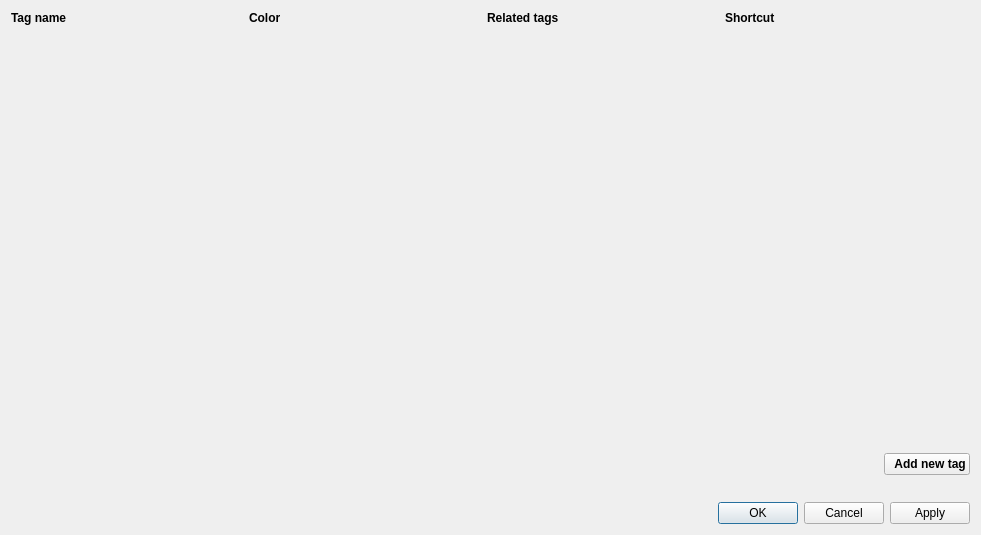
Old version of the form AudioTagger/classDialog2.ui in the repository Vin985/AudioTagger.
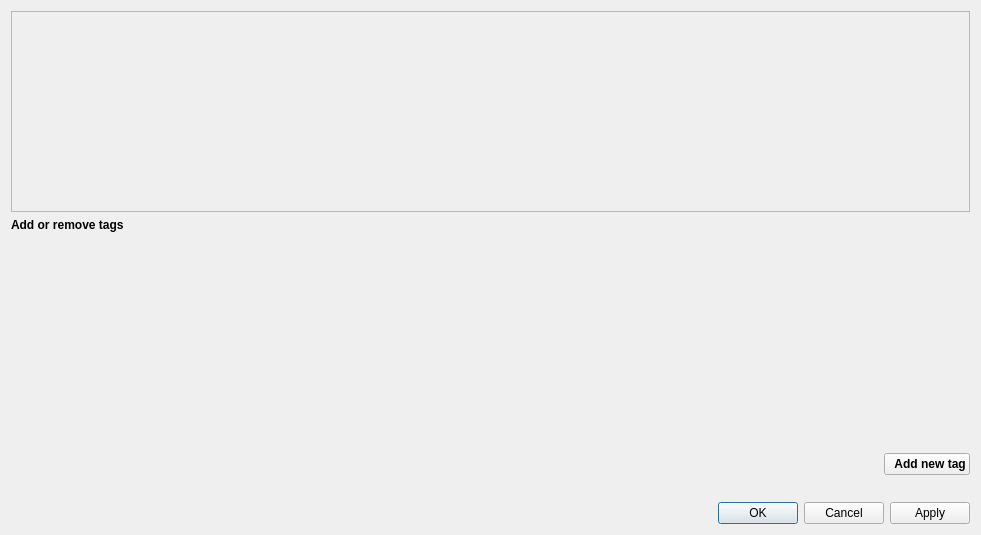
New version of the form. Icons and pictures are not drawn. Custom widgets are drawn as their Qt base class.

What changed in the file:
```diff
--- a/AudioTagger/classDialog2.ui
+++ b/AudioTagger/classDialog2.ui
@@ -15,74 +15,37 @@
   </property>
   <layout class="QVBoxLayout" name="verticalLayout">
    <item>
-    <layout class="QGridLayout" name="gridLayout">
-     <item row="0" column="4">
-      <widget class="QLabel" name="label_5">
-       <property name="sizePolicy">
-        <sizepolicy hsizetype="Maximum" vsizetype="Preferred">
-         <horstretch>0</horstretch>
-         <verstretch>0</verstretch>
-        </sizepolicy>
-       </property>
-       <property name="text">
-        <string/>
-       </property>
-      </widget>
-     </item>
-     <item row="0" column="1">
-      <widget class="QLabel" name="label_2">
-       <property name="styleSheet">
-        <string notr="true">font-weight: bold</string>
-       </property>
-       <property name="text">
-        <string>Color</string>
-       </property>
-      </widget>
-     </item>
-     <item row="0" column="3">
-      <widget class="QLabel" name="label_4">
-       <property name="styleSheet">
-        <string notr="true">font-weight: bold</string>
-       </property>
-       <property name="text">
-        <string>Shortcut</string>
-       </property>
-      </widget>
-     </item>
-     <item row="0" column="2">
-      <widget class="QLabel" name="label_3">
-       <property name="styleSheet">
-        <string notr="true">font-weight: bold</string>
-       </property>
-       <property name="text">
-        <string>Related tags</string>
-       </property>
-      </widget>
-     </item>
-     <item row="1" column="2">
-      <layout class="QHBoxLayout" name="horizontalLayout_2"/>
-     </item>
-     <item row="0" column="0">
-      <widget class="QLabel" name="label">
-       <property name="styleSheet">
-        <string notr="true">font-weight: bold</string>
-       </property>
-       <property name="text">
-        <string>Tag name</string>
-       </property>
-       <property name="textFormat">
-        <enum>Qt::PlainText</enum>
-       </property>
-      </widget>
-     </item>
-    </layout>
+    <widget class="QScrollArea" name="scrollArea">
+     <property name="widgetResizable">
+      <bool>true</bool>
+     </property>
+     <widget class="QWidget" name="scrollAreaWidgetContents_3">
+      <property name="geometry">
+       <rect>
+        <x>0</x>
+        <y>0</y>
+        <width>961</width>
+        <height>180</height>
+       </rect>
+      </property>
+     </widget>
+    </widget>
    </item>
    <item>
-    <layout class="QVBoxLayout" name="tag_layout">
-     <item>
-      <widget class="TagForm" name="widget" native="true"/>
-     </item>
-    </layout>
+    <widget class="QLabel" name="label">
+     <property name="font">
+      <font>
+       <weight>75</weight>
+       <bold>true</bold>
+      </font>
+     </property>
+     <property name="text">
+      <string>Add or remove tags</string>
+     </property>
+    </widget>
+   </item>
+   <item>
+    <layout class="QVBoxLayout" name="tag_layout"/>
    </item>
    <item>
     <spacer name="verticalSpacer_2">
@@ -171,12 +134,6 @@
    <header>AudioTagger/selectionListWidget.h</header>
    <container>1</container>
   </customwidget>
-  <customwidget>
-   <class>TagForm</class>
-   <extends>QWidget</extends>
-   <header>AudioTagger/tag_form.h</header>
-   <container>1</container>
-  </customwidget>
  </customwidgets>
  <resources>
   <include location="../resources.qrc"/>
```
